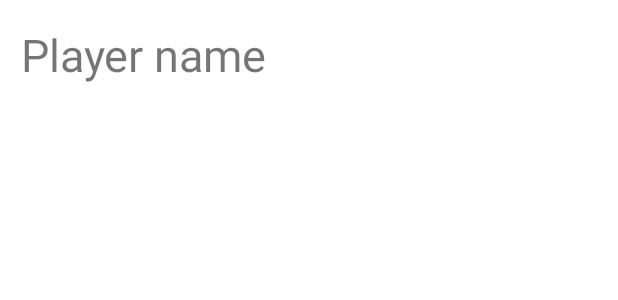
After one commit to Bjarte-I/Knots-and-Crosses, an Android app: the layout dialog_win_or_loose.xml on its own in the app's theme, with its tools: preview values and no code run, on a phone screen of 412 x 824 dp. The commit adds this screen. Shown: the top 300 px of the screen. Run offline under Robolectric (Android 15) with nearby library versions, the phone set to English and light mode, and no system bars.

Commit message:
Added dialog for winning and losing a match.

```diff
--- a/app/src/main/java/com/example/knotsandcrosses/GameManager.kt
+++ b/app/src/main/java/com/example/knotsandcrosses/GameManager.kt
@@ -17,6 +17,7 @@ object GameManager {
     var gameId:String? = null
     var waiting = true
     var isPlayerOne = true
+    var result = "Not decided yet"
     private var gotBothPlayersEarlier = false
 
     private val StartingGameState:GameState = mutableListOf(mutableListOf("0", "0", "0"), mutableListOf("0", "0", "0"), mutableListOf("0", "0", "0"))
@@ -32,6 +33,7 @@ object GameManager {
                 gameId = game?.gameId
                 isPlayerOne = true
                 gotBothPlayersEarlier = false
+                result = "Not decided yet"
 
                 val intent = Intent(App.context, GameActivity::class.java).apply {
                     addFlags(Intent.FLAG_ACTIVITY_NEW_TASK)
@@ -52,6 +54,7 @@ object GameManager {
                 isPlayerOne = false
                 this@GameManager.gameId = game?.gameId
                 state = game?.state
+                result = "Not decided yet"
 
                 val intent = Intent(App.context, GameActivity::class.java).apply {
                     addFlags(Intent.FLAG_ACTIVITY_NEW_TASK)
--- a/app/src/main/java/com/example/knotsandcrosses/MainActivity.kt
+++ b/app/src/main/java/com/example/knotsandcrosses/MainActivity.kt
@@ -2,7 +2,6 @@ package com.example.knotsandcrosses
 
 import androidx.appcompat.app.AppCompatActivity
 import android.os.Bundle
-import android.util.Log
 import com.example.knotsandcrosses.databinding.ActivityMainBinding
 import com.example.knotsandcrosses.dialogs.CreateGameDialog
 import com.example.knotsandcrosses.dialogs.GameDialogListener
@@ -44,5 +43,4 @@ class MainActivity : AppCompatActivity() , GameDialogListener {
     override fun onDialogJoinGame(player: String, gameId: String) {
         GameManager.joinGame(player, gameId)
     }
-
 }
--- /dev/null
+++ b/app/src/main/java/com/example/knotsandcrosses/dialogs/DialogInterface.kt
@@ -0,0 +1,5 @@
+package com.example.knotsandcrosses.dialogs
+
+interface ResultDialogListener {
+    fun onDialogWinOrLoose()
+}
--- /dev/null
+++ b/app/src/main/res/layout/dialog_win_or_loose.xml
@@ -0,0 +1,19 @@
+<?xml version="1.0" encoding="utf-8"?>
+<LinearLayout xmlns:android="http://schemas.android.com/apk/res/android"
+    android:orientation="vertical"
+    android:layout_width="wrap_content"
+    android:layout_height="wrap_content">
+
+    <TextView
+        android:id="@+id/tv_result"
+        android:layout_width="match_parent"
+        android:layout_height="wrap_content"
+        android:textSize="30sp"
+        android:text="@string/player_name"
+        android:layout_marginTop="16dp"
+        android:layout_marginLeft="14dp"
+        android:layout_marginRight="14dp"
+        android:layout_marginBottom="4dp"
+        />
+
+</LinearLayout>
```
Also changed, not shown: app/src/main/java/com/example/knotsandcrosses/GameActivity.kt (+15 -5 lines), app/src/main/java/com/example/knotsandcrosses/dialogs/WinOrLooseDialog.kt (added, +49 -0 lines), app/src/main/res/layout/activity_main.xml (+0 -11 lines).
